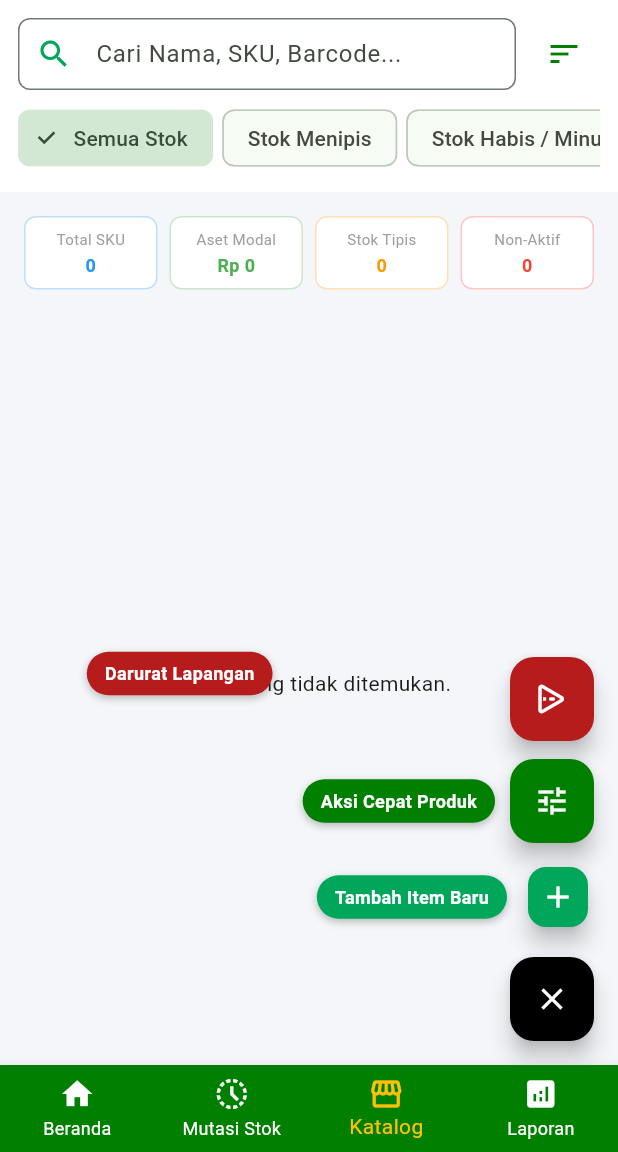
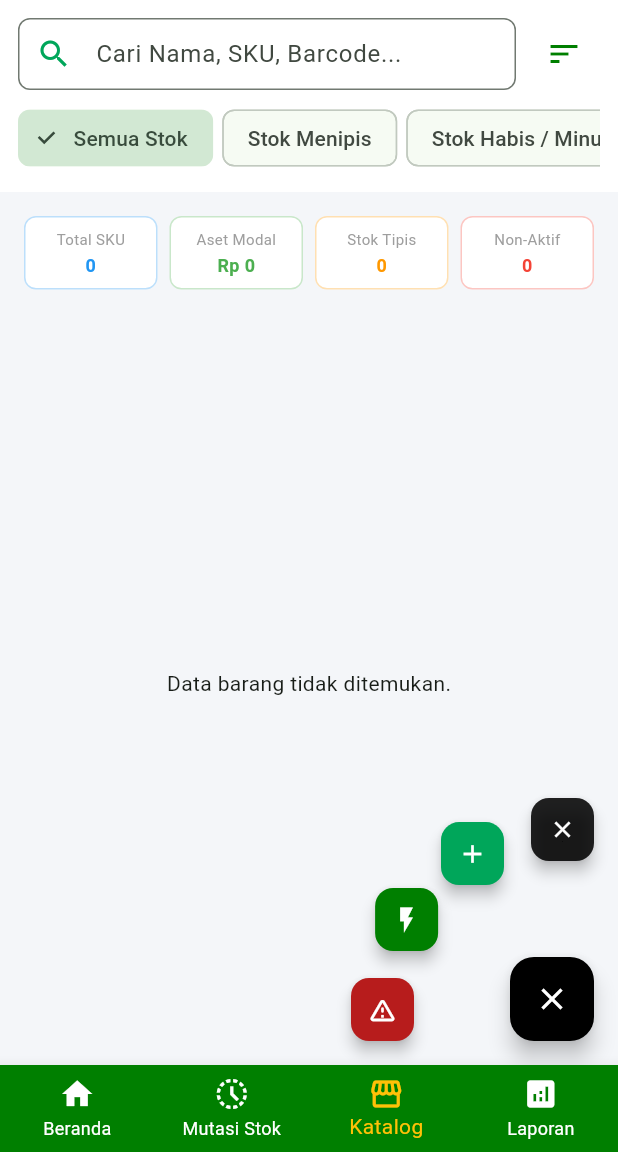
Before and after one commit to afakhor/putrasurabaya, a Flutter app: the screen it shows after launch, item 3 of the bottom bar chosen, after a tap on the "menu" icon, on a phone screen of 412 x 824 dp, the part 84-1236 px from its top. Run offline on Flutter 3.47's test engine with Material 3 defaults, Android fonts, the phone set to English and light mode, and no system bars; our stand-ins replace cloud_firestore, connectivity_plus, drift, drift_flutter, firebase_core, flutter_riverpod and 1 more; missing offline and left inert: print_bluetooth_thermal; accounts and stored records are empty; generated files the repository leaves out were written again.

Commit message:
Update product_page.dart

```diff
--- a/lib/features/product/product_page.dart
+++ b/lib/features/product/product_page.dart
@@ -33,7 +33,7 @@ class ProductPage extends ConsumerStatefulWidget {
 class _ProductPageState extends ConsumerState<ProductPage> {
   final TextEditingController _searchCtrl = TextEditingController();
   Timer? _debounce;
-  bool _isFabMenuOpen = false;
+  int _fabMenuLevel = 0; // <-- Ganti _isFabMenuOpen dengan variabel level ini
 
   @override
   void dispose() {
@@ -48,6 +48,49 @@ class _ProductPageState extends ConsumerState<ProductPage> {
       ref.read(searchQueryProvider.notifier).state = query.toLowerCase();
     });
   }
+
+  /// Helper tombol radial anti-tabrakan dengan IgnorePointer & radius presisi
+  Widget _buildRadialButton({
+    required double angleDegree,
+    required double radius,
+    required bool isVisible,
+    required Widget child,
+    required Color backgroundColor,
+    required VoidCallback onPressed,
+    String? heroTag,
+  }) {
+    final rad = angleDegree * math.pi / 180;
+    final dx = math.cos(rad) * radius;
+    final dy = math.sin(rad) * radius;
+
+    return IgnorePointer(
+      ignoring: !isVisible,
+      child: AnimatedScale(
+        scale: isVisible ? 1.0 : 0.0,
+        duration: const Duration(milliseconds: 250),
+        curve: Curves.easeOutBack,
+        child: AnimatedOpacity(
+          opacity: isVisible ? 1.0 : 0.0,
+          duration: const Duration(milliseconds: 180),
+          child: Transform.translate(
+            offset: Offset(dx, dy),
+            child: SizedBox(
+              width: 42,
+              height: 42,
+              child: FloatingActionButton.small(
+                heroTag: heroTag,
+                elevation: 4,
+                backgroundColor: backgroundColor,
+                onPressed: isVisible ? onPressed : null,
+                child: child,
+              ),
+            ),
+          ),
+        ),
+      ),
+    );
+  }
+
 
   @override
   Widget build(BuildContext context) {
@@ -162,119 +205,154 @@ class _ProductPageState extends ConsumerState<ProductPage> {
         },
       ),
 
-                  // CONFIGURATION MULTI-FAB BARU: DIAGRESIKAN VERTIKAL (ANTI TEKS KEPOTONG & AUTO-HIDE)
+                        // CONFIGURATION RADIAL MULTI-FAB ANTI-TABRAKAN
       floatingActionButtonLocation: FloatingActionButtonLocation.endFloat,
-      floatingActionButton: Column(
-        mainAxisSize: MainAxisSize.min,
-        crossAxisAlignment: CrossAxisAlignment.end,
+      floatingActionButton: SizedBox(
+        width: 200,
+        height: 200,
+        child: Stack(
+          alignment: Alignment.bottomRight,
+          clipBehavior: Clip.none,
           children: [
-          if (_isFabMenuOpen) ...[
-            // 1. PILIHAN: DARURAT LAPANGAN (KIRI SEBELUMNYA)
-            GestureDetector(
-              behavior: HitTestBehavior.translucent,
-              onTapDown: (_) => setState(() => _isFabMenuOpen = false), // Otomatis sembunyikan menu pilihan lainnya
-              child: Row(
-                mainAxisSize: MainAxisSize.min,
-                crossAxisAlignment: CrossAxisAlignment.center, // Merapikan posisi vertikal text & button
-                children: [
-                  Container(
-                    padding: const EdgeInsets.symmetric(horizontal: 12, vertical: 6),
-                    decoration: BoxDecoration(
-                      color: Colors.red.shade900,
-                      borderRadius: BorderRadius.circular(20), // Menggunakan style pill yang jauh lebih rapi
-                      boxShadow: const [BoxShadow(color: Colors.black26, blurRadius: 4, offset: Offset(0, 2))],
+            // ==========================================
+            // LEVEL 1: 3 OPSI UTAMA + CLOSE
+            // Radius 120px | Sudut: 180°, 210°, 240°, 270°
+            // ==========================================
+
+            // OPSI 1: DARURAT LAPANGAN (KIRI MURNI / 180°)
+            _buildRadialButton(
+              heroTag: 'opt_1_emergency',
+              angleDegree: 180,
+              radius: 120,
+              isVisible: _fabMenuLevel == 1,
+              backgroundColor: Colors.red.shade900,
+              child: const Icon(Icons.warning_amber_rounded, color: Colors.white, size: 20),
+              onPressed: () {
+                setState(() => _fabMenuLevel = 0);
+                // Trigger aksi darurat di sini
+              },
             ),
-                    child: const Text(
-                      'Darurat Lapangan',
-                      style: TextStyle(color: Colors.white, fontWeight: FontWeight.bold, fontSize: 12),
+
+            // OPSI 2: AKSI CEPAT (SERONG KIRI ATAS / 210°)
+            _buildRadialButton(
+              heroTag: 'opt_2_quick_actions',
+              angleDegree: 210,
+              radius: 120,
+              isVisible: _fabMenuLevel == 1,
+              backgroundColor: const Color(0xFF007F00),
+              child: const Icon(Icons.flash_on, color: Colors.white, size: 20),
+              onPressed: () {
+                setState(() => _fabMenuLevel = 2); // Buka Sub-menu Level 2
+              },
             ),
-                  ),
-                  const SizedBox(width: 10),
-                  const InventoryEmergencyFab(),
-                ],
-              ),
-            ),
-            const SizedBox(height: 12),
 
-            // 2. PILIHAN: AKSI CEPAT (TENGAH SEBELUMNYA)
-            GestureDetector(
-              behavior: HitTestBehavior.translucent,
-              onTapDown: (_) => setState(() => _isFabMenuOpen = false), // Otomatis sembunyikan menu pilihan lainnya
-              child: Row(
-                mainAxisSize: MainAxisSize.min,
-                crossAxisAlignment: CrossAxisAlignment.center,
-                children: [
-                  Container(
-                    padding: const EdgeInsets.symmetric(horizontal: 12, vertical: 6),
-                    decoration: BoxDecoration(
-                      color: const Color(0xFF007F00),
-                      borderRadius: BorderRadius.circular(20),
-                      boxShadow: const [BoxShadow(color: Colors.black26, blurRadius: 4, offset: Offset(0, 2))],
-                    ),
-                    child: const Text(
-                      'Aksi Cepat Produk',
-                      style: TextStyle(color: Colors.white, fontWeight: FontWeight.bold, fontSize: 12),
-                    ),
-                  ),
-                  const SizedBox(width: 10),
-                  const ProductQuickActionsFab(),
-                ],
-              ),
-            ),
-            const SizedBox(height: 12),
-
-            // 3. PILIHAN: TAMBAH BARANG MASTER (KANAN SEBELUMNYA)
-            Row(
-              mainAxisSize: MainAxisSize.min,
-              crossAxisAlignment: CrossAxisAlignment.center,
-              children: [
-                Container(
-                  padding: const EdgeInsets.symmetric(horizontal: 12, vertical: 6),
-                  decoration: BoxDecoration(
-                    color: const Color(0xFF00A65A),
-                    borderRadius: BorderRadius.circular(20),
-                    boxShadow: const [BoxShadow(color: Colors.black26, blurRadius: 4, offset: Offset(0, 2))],
-                  ),
-                  child: const Text(
-                    'Tambah Item Baru',
-                    style: TextStyle(color: Colors.white, fontWeight: FontWeight.bold, fontSize: 12),
-                  ),
-                ),
-                const SizedBox(width: 10),
-                FloatingActionButton.small(
-                  heroTag: 'action_add_product_master',
+            // OPSI 3: TAMBAH ITEM BARU (SERONG ATAS KIRI / 240°)
+            _buildRadialButton(
+              heroTag: 'opt_3_add_product',
+              angleDegree: 240,
+              radius: 120,
+              isVisible: _fabMenuLevel == 1,
               backgroundColor: const Color(0xFF00A65A),
-                  child: const Icon(Icons.add, color: Colors.white),
+              child: const Icon(Icons.add, color: Colors.white, size: 20),
               onPressed: () {
-                    setState(() => _isFabMenuOpen = false); // Menyembunyikan pilihan lainnya
+                setState(() => _fabMenuLevel = 0);
                 _openFormMasterBarang(context);
               },
             ),
-              ],
+
+            // CLOSE LEVEL 1 (ATAS MURNI / 270°)
+            _buildRadialButton(
+              heroTag: 'opt_close_level1',
+              angleDegree: 270,
+              radius: 120,
+              isVisible: _fabMenuLevel == 1,
+              backgroundColor: Colors.black87,
+              child: const Icon(Icons.close, color: Colors.white, size: 18),
+              onPressed: () => setState(() => _fabMenuLevel = 0),
             ),
-            const SizedBox(height: 16),
-          ],
 
-          // TOMBOL UTAMA (MASTER TRIGGER)
+            // ==========================================
+            // LEVEL 2: SUB-OPSI AKSI CEPAT + BACK
+            // Radius 120px | Sudut: 180°, 210°, 240°, 270°
+            // ==========================================
+
+            // SUB 2.1: SCAN BARCODE (180°)
+            _buildRadialButton(
+              heroTag: 'sub_2_1_scan',
+              angleDegree: 180,
+              radius: 120,
+              isVisible: _fabMenuLevel == 2,
+              backgroundColor: const Color(0xFF007F00),
+              child: const Icon(Icons.qr_code_scanner, color: Colors.white, size: 20),
+              onPressed: () {
+                setState(() => _fabMenuLevel = 0);
+                // Aksi Scan Barcode
+              },
+            ),
+
+            // SUB 2.2: EDIT STOK (210°)
+            _buildRadialButton(
+              heroTag: 'sub_2_2_stock',
+              angleDegree: 210,
+              radius: 120,
+              isVisible: _fabMenuLevel == 2,
+              backgroundColor: const Color(0xFF007F00),
+              child: const Icon(Icons.edit_note, color: Colors.white, size: 20),
+              onPressed: () {
+                setState(() => _fabMenuLevel = 0);
+                // Aksi Edit Stok
+              },
+            ),
+
+            // SUB 2.3: PRINT LABEL (240°)
+            _buildRadialButton(
+              heroTag: 'sub_2_3_print',
+              angleDegree: 240,
+              radius: 120,
+              isVisible: _fabMenuLevel == 2,
+              backgroundColor: const Color(0xFF007F00),
+              child: const Icon(Icons.print, color: Colors.white, size: 20),
+              onPressed: () {
+                setState(() => _fabMenuLevel = 0);
+                // Aksi Print Label
+              },
+            ),
+
+            // BACK LEVEL 2 (270°)
+            _buildRadialButton(
+              heroTag: 'sub_back_level2',
+              angleDegree: 270,
+              radius: 120,
+              isVisible: _fabMenuLevel == 2,
+              backgroundColor: Colors.orange.shade900,
+              child: const Icon(Icons.arrow_back, color: Colors.white, size: 18),
+              onPressed: () => setState(() => _fabMenuLevel = 1),
+            ),
+
+            // ==========================================
+            // MASTER TRIGGER FAB
+            // ==========================================
             FloatingActionButton(
               heroTag: 'main_master_fab_trigger',
-            backgroundColor: _isFabMenuOpen ? Colors.black : const Color(0xFF00A65A),
+              backgroundColor: _fabMenuLevel > 0 ? Colors.black : const Color(0xFF00A65A),
               onPressed: () {
                 setState(() {
-                _isFabMenuOpen = !_isFabMenuOpen;
+                  _fabMenuLevel = _fabMenuLevel == 0 ? 1 : 0;
                 });
               },
               child: AnimatedSwitcher(
                 duration: const Duration(milliseconds: 200),
-              child: _isFabMenuOpen
+                child: _fabMenuLevel > 0
                     ? const Icon(Icons.close, color: Colors.white, key: ValueKey('close_icon'))
                     : const Icon(Icons.menu, color: Colors.white, key: ValueKey('menu_icon')),
               ),
             ),
           ],
         ),
+      ),
     );
   }
+
 
 
   Widget _buildTopActionBar(BuildContext context, List<String> categories) {
```
Lines whose indentation alone changed are shown as unchanged.
